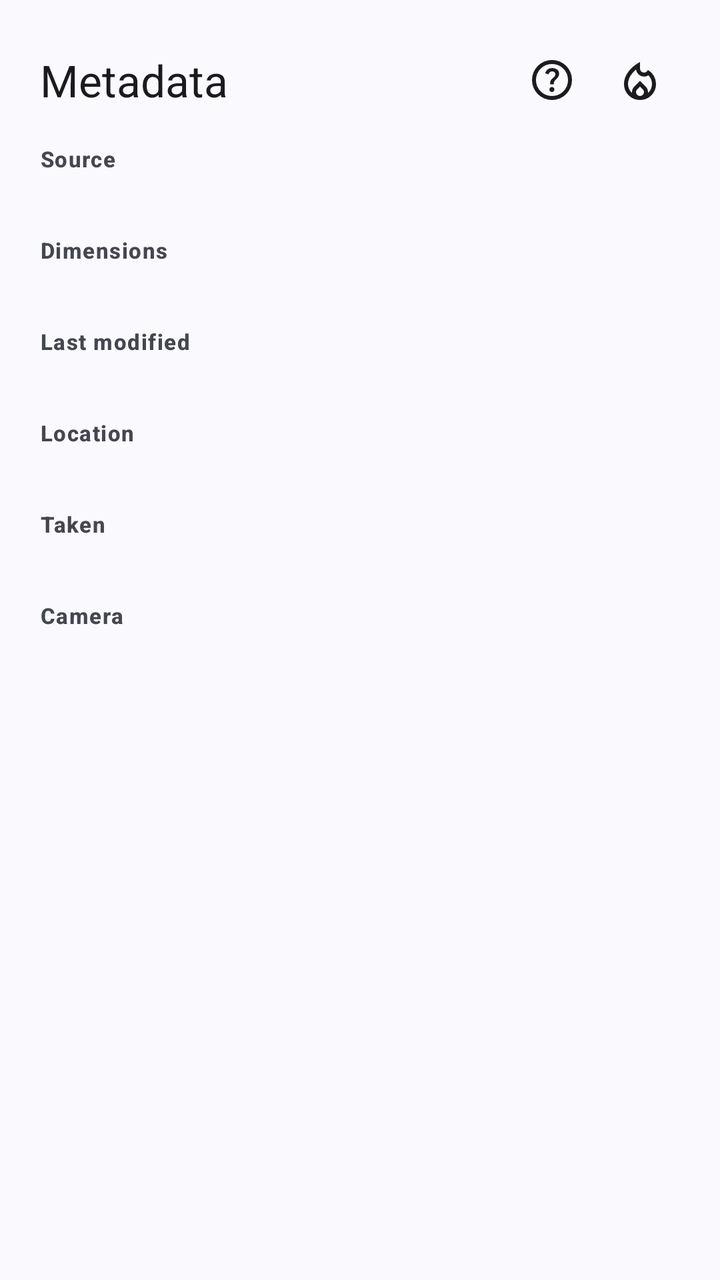
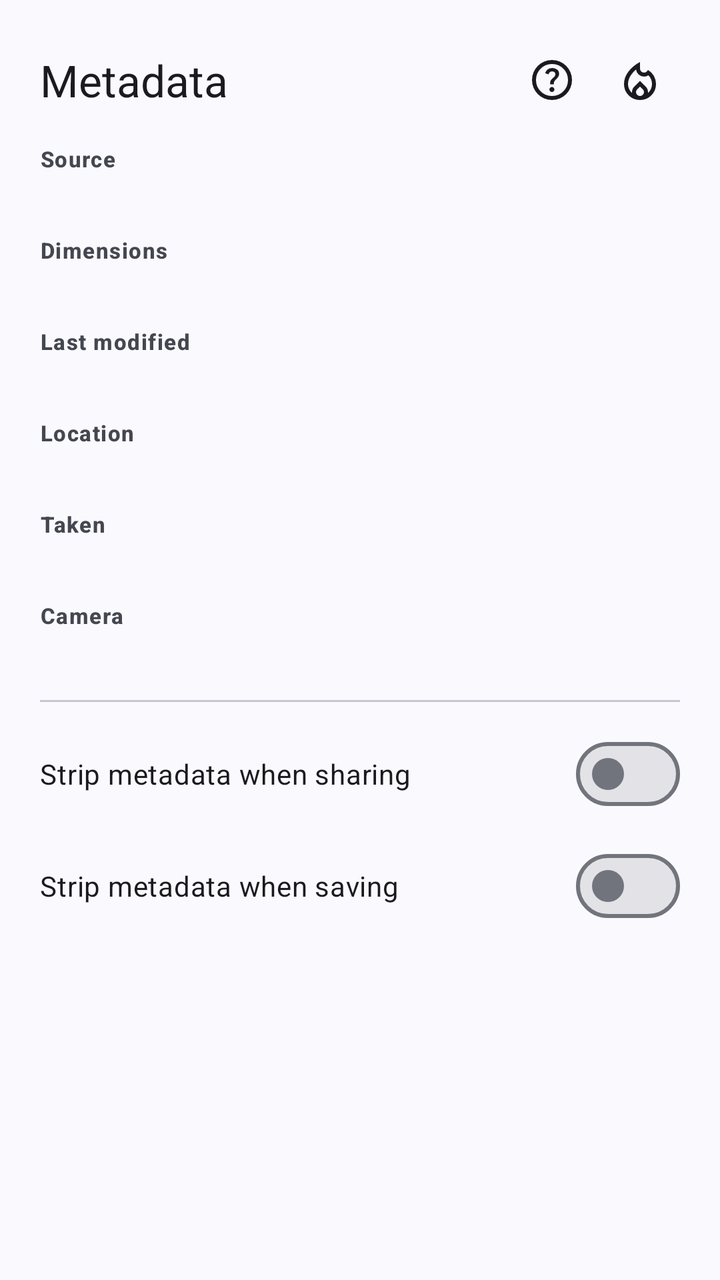

The first picture is an Android layout as it rendered before a commit; the second is the same layout after the commit. The layout source and the unified diff follow.
<!-- AndroidManifest.xml: application theme MarkupTheme -->
<!-- res/layout/quick_reference_sheet.xml -->
<?xml version="1.0" encoding="utf-8"?>
<LinearLayout xmlns:android="http://schemas.android.com/apk/res/android"
    android:layout_width="match_parent"
    android:layout_height="wrap_content"
    android:orientation="vertical"
    android:padding="20dp">

    <LinearLayout
        android:layout_width="match_parent"
        android:layout_height="wrap_content"
        android:gravity="center_vertical"
        android:orientation="horizontal">

        <TextView
            android:layout_width="0dp"
            android:layout_height="wrap_content"
            android:layout_weight="1"
            android:text="@string/metadata_title"
            android:textAppearance="?attr/textAppearanceTitleLarge" />

        <ImageButton
            android:id="@+id/help_button"
            style="@style/MarkupToolbarButton"
            android:layout_width="40dp"
            android:layout_height="40dp"
            android:layout_marginEnd="4dp"
            android:background="?attr/selectableItemBackgroundBorderless"
            android:contentDescription="@string/metadata_help"
            android:padding="8dp"
            android:src="@drawable/ic_help"
            android:tint="?attr/colorOnSurface"
            android:tooltipText="@string/metadata_help" />

        <ImageButton
            android:id="@+id/fire_department_button"
            style="@style/MarkupToolbarButton"
            android:layout_width="40dp"
            android:layout_height="40dp"
            android:background="?attr/selectableItemBackgroundBorderless"
            android:contentDescription="@string/metadata_clear"
            android:padding="8dp"
            android:src="@drawable/ic_fire_department"
            android:tint="?attr/colorOnSurface"
            android:tooltipText="@string/metadata_clear" />
    </LinearLayout>

    <TextView
        android:id="@+id/meta_source_label"
        style="@style/MetadataLabel"
        android:text="@string/metadata_source" />

    <TextView
        android:id="@+id/meta_source_value"
        style="@style/MetadataValue" />

    <TextView
        android:id="@+id/meta_dimensions_label"
        style="@style/MetadataLabel"
        android:text="@string/metadata_dimensions" />

    <TextView
        android:id="@+id/meta_dimensions_value"
        style="@style/MetadataValue" />

    <TextView
        android:id="@+id/meta_modified_label"
        style="@style/MetadataLabel"
        android:text="@string/metadata_modified" />

    <TextView
        android:id="@+id/meta_modified_value"
        style="@style/MetadataValue" />

    <TextView
        android:id="@+id/meta_location_label"
        style="@style/MetadataLabel"
        android:text="@string/metadata_location" />

    <TextView
        android:id="@+id/meta_location_value"
        style="@style/MetadataValue" />

    <TextView
        android:id="@+id/meta_taken_label"
        style="@style/MetadataLabel"
        android:text="@string/metadata_exif_time" />

    <TextView
        android:id="@+id/meta_taken_value"
        style="@style/MetadataValue" />

    <TextView
        android:id="@+id/meta_camera_label"
        style="@style/MetadataLabel"
        android:text="@string/metadata_camera" />

    <TextView
        android:id="@+id/meta_camera_value"
        style="@style/MetadataValue" />
</LinearLayout>
<!-- resources referenced by this layout -->
<resources>
  <!-- drawable ic_fire_department (drawable) -->
  <?xml version="1.0" encoding="utf-8"?>
  <vector xmlns:android="http://schemas.android.com/apk/res/android"
      android:width="24dp" android:height="24dp"
      android:viewportWidth="960" android:viewportHeight="960">
      <path android:fillColor="#FF000000"
          android:pathData="M 240 560.0q 0 52 21 98.5t 60 81.5q -1 -5 -1 -9v -9 q 0 -32 12 -60t 35 -51l 113 -111 113 111q 23 23 35 51t 12 60v 9 q 0 4 -1 9 39 -35 60 -81.5t 21 -98.5q 0 -50 -18.5 -94.5T 648 386.0q -20 13 -42 19.5t -45 6.5q -62 0 -107.5 -41T 401 270.0q -39 33 -69 68.5t -50.5 72Q 261 447.0 250.5 485.0T 240 560.0Zm 240 52 -57 56q -11 11 -17 25t -6 29q 0 32 23.5 55t 56.5 23q 33 0 56.5 -23t 23.5 -55q 0 -16 -6 -29.5T 537 668.0l -57 -56Zm 0 -492v 132 q 0 34 23.5 57t 57.5 23q 18 0 33.5 -7.5T 622 302.0l 18 -22q 74 42 117 117t 43 163q 0 134 -93 227T 480 880.0q -134 0 -227 -93t -93 -227q 0 -129 86.5 -245T 480 120.0Z" />
  </vector>
  <!-- drawable ic_help (drawable) -->
  <?xml version="1.0" encoding="utf-8"?>
  <vector xmlns:android="http://schemas.android.com/apk/res/android"
      android:width="24dp" android:height="24dp"
      android:viewportWidth="960" android:viewportHeight="960">
      <path android:fillColor="#FF000000"
          android:pathData="M 513.5 705.5Q 528 691.0 528 670.0t -14.5 -35.5Q 499 620.0 478 620.0t -35.5 14.5Q 428 649.0 428 670.0t 14.5 35.5Q 457 720.0 478 720.0t 35.5 -14.5ZM 442 566.0h 74q 0 -33 7.5 -52t 42.5 -52q 26 -26 41 -49.5t 15 -56.5q 0 -56 -41 -86t -97 -30q -57 0 -92.5 30T 342 342.0l 66 26q 5 -18 22.5 -39t 53.5 -21q 32 0 48 17.5t 16 38.5q 0 20 -12 37.5T 506 434.0q -44 39 -54 59t -10 73Zm 38 314q -83 0 -156 -31.5T 197 763.0q -54 -54 -85.5 -127T 80 480.0q 0 -83 31.5 -156T 197 197.0q 54 -54 127 -85.5T 480 80.0q 83 0 156 31.5T 763 197.0q 54 54 85.5 127T 880 480.0q 0 83 -31.5 156T 763 763.0q -54 54 -127 85.5T 480 880.0Zm 0 -80q 134 0 227 -93t 93 -227q 0 -134 -93 -227t -227 -93q -134 0 -227 93t -93 227q 0 134 93 227t 227 93Zm 0 -320Z" />
  </vector>
  <string name="metadata_camera">Camera</string>
  <string name="metadata_clear">Remove metadata and location</string>
  <string name="metadata_dimensions">Dimensions</string>
  <string name="metadata_exif_time">Taken</string>
  <string name="metadata_help">About metadata</string>
  <string name="metadata_location">Location</string>
  <string name="metadata_modified">Last modified</string>
  <string name="metadata_source">Source</string>
  <string name="metadata_title">Metadata</string>
  <style name="MarkupToolbarButton">
          <item name="android:layout_width">@dimen/ink_lite_toolbar_button_size</item>
          <item name="android:layout_height">@dimen/ink_lite_toolbar_button_size</item>
          
          <item name="android:background">@android:color/transparent</item>
          <item name="android:scaleType">centerInside</item>
          <item name="android:padding">12dp</item>
      </style>
  <style name="MetadataLabel" parent="@style/TextAppearance.Material3.LabelSmall">
          <item name="android:layout_width">match_parent</item>
          <item name="android:layout_height">wrap_content</item>
          <item name="android:layout_marginTop">12dp</item>
          <item name="android:textColor">?attr/colorOnSurfaceVariant</item>
          <item name="android:textStyle">bold</item>
      </style>
  <style name="MetadataValue" parent="@style/TextAppearance.Material3.BodyMedium">
          <item name="android:layout_width">match_parent</item>
          <item name="android:layout_height">wrap_content</item>
          <item name="android:textColor">?attr/colorOnSurface</item>
      </style>
  <style name="MarkupTheme" parent="Theme.Material3.DynamicColors.DayNight.NoActionBar" />
  <dimen name="ink_lite_toolbar_button_size">48dp</dimen>
</resources>

<!-- the commit's change to res/layout/quick_reference_sheet.xml (unified diff, before → after) -->
@@ -97,4 +97,24 @@
     <TextView
         android:id="@+id/meta_camera_value"
         style="@style/MetadataValue" />
+
+    <View
+        android:layout_width="match_parent"
+        android:layout_height="1dp"
+        android:layout_marginTop="16dp"
+        android:background="?attr/colorOutlineVariant" />
+
+    <com.google.android.material.materialswitch.MaterialSwitch
+        android:id="@+id/strip_on_share_switch"
+        android:layout_width="match_parent"
+        android:layout_height="wrap_content"
+        android:layout_marginTop="12dp"
+        android:text="@string/strip_on_share" />
+
+    <com.google.android.material.materialswitch.MaterialSwitch
+        android:id="@+id/strip_on_save_switch"
+        android:layout_width="match_parent"
+        android:layout_height="wrap_content"
+        android:layout_marginTop="8dp"
+        android:text="@string/strip_on_save" />
 </LinearLayout>
<!-- resource entries referenced after the edit -->
@@ -25,6 +25,8 @@
   <string name="metadata_modified">Last modified</string>
   <string name="metadata_source">Source</string>
   <string name="metadata_title">Metadata</string>
+  <string name="strip_on_save">Strip metadata when saving</string>
+  <string name="strip_on_share">Strip metadata when sharing</string>
   <style name="MarkupToolbarButton">
           <item name="android:layout_width">@dimen/ink_lite_toolbar_button_size</item>
           <item name="android:layout_height">@dimen/ink_lite_toolbar_button_size</item>
